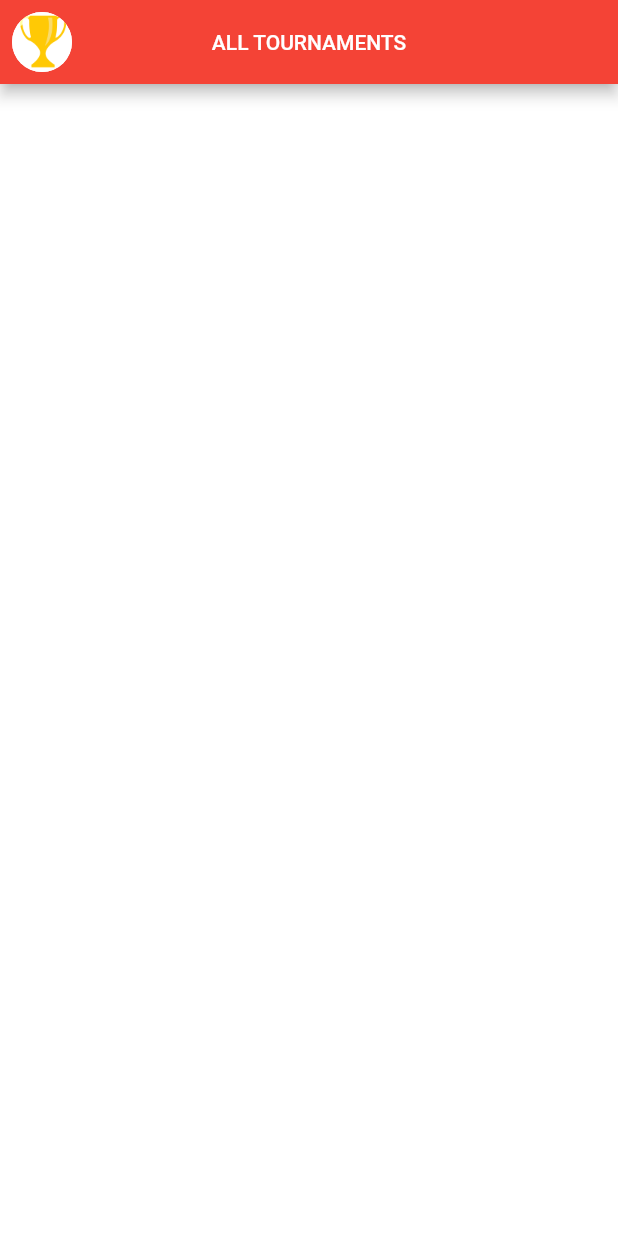
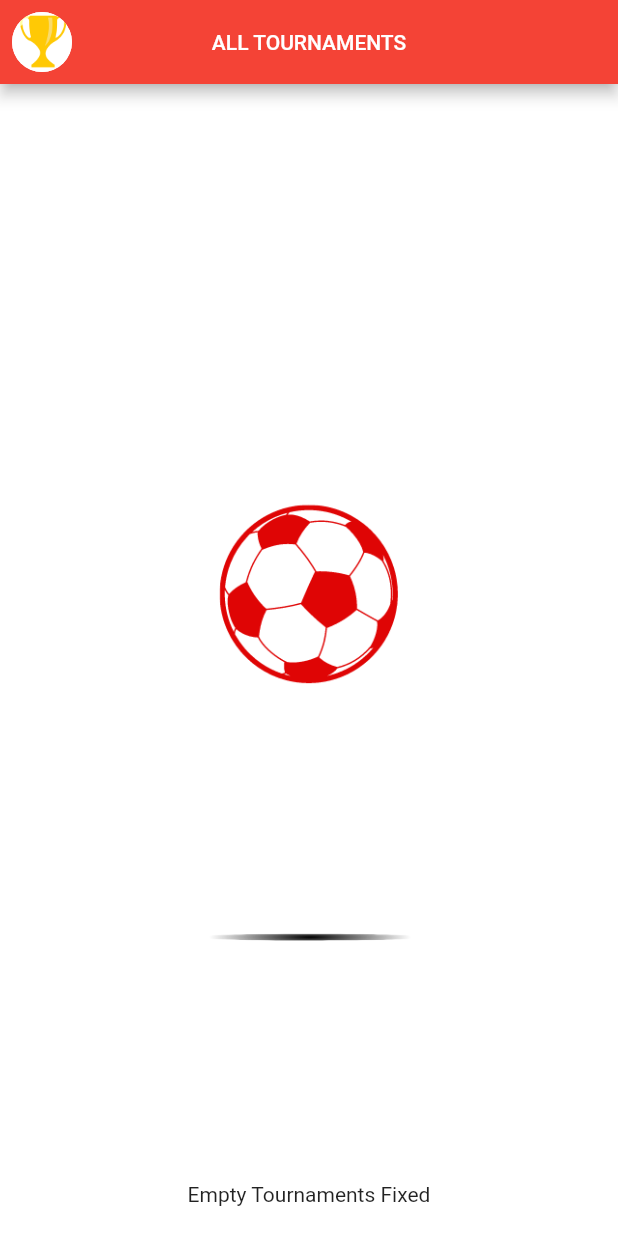
Before and after one commit to pranavpv773/tournament_lotting, a Flutter app: the HomeScreen screen opened directly, on a phone screen of 412 x 824 dp. Run offline on Flutter 3.47's test engine with Material 2 defaults, Android fonts, the phone set to English and light mode, and no system bars; our stand-ins replace cloud_firestore, firebase_auth, firebase_core, lottie, pin_code_fields, top_snackbar_flutter; missing offline and left inert: swipeable_page_route; accounts and stored records are empty; network calls fail.

Commit message:
home screen empty screen added

```diff
--- a/lib/app/home/view/home.dart
+++ b/lib/app/home/view/home.dart
@@ -48,7 +48,28 @@ class HomeScreen extends StatelessWidget {
         ),
       ),
       drawer: const NavDrawer(),
-      body: Container(),
+      body: Container(
+        width: double.infinity,
+        height: double.infinity,
+        decoration: const BoxDecoration(
+          image: DecorationImage(
+            image: AssetImage(
+              'assets/football/empty1.gif',
+            ),
+          ),
+        ),
+        child: Padding(
+          padding: const EdgeInsets.all(20.0),
+          child: Column(
+            mainAxisAlignment: MainAxisAlignment.end,
+            children: const [
+              Text(
+                'Empty Tournaments Fixed',
+              ),
+            ],
+          ),
+        ),
+      ),
     );
   }
 }
```
Also changed, not shown: assets/football/empty1.gif (added).
